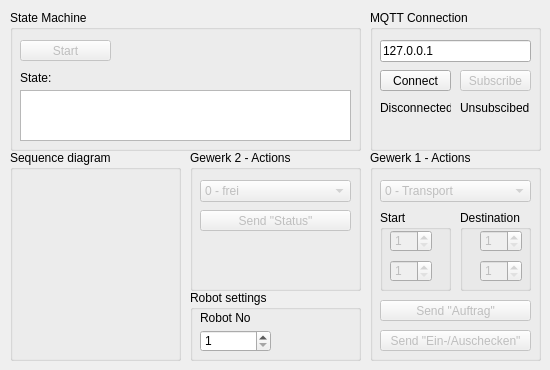
senes23/CommunicationDummys, file dummywindowgw2.ui: the form before one commit.
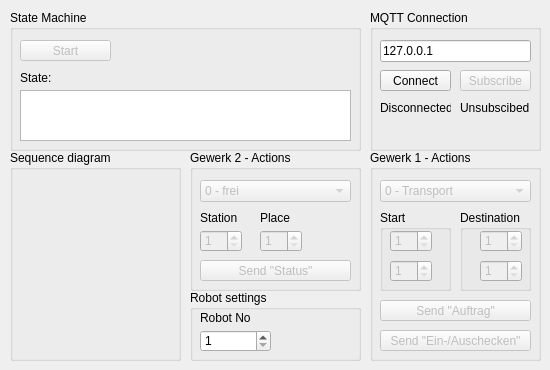
The form after the commit. Icons and pictures are not drawn.

Patch:
```diff
--- a/dummywindowgw2.ui
+++ b/dummywindowgw2.ui
@@ -402,6 +402,44 @@
      </property>
     </item>
    </widget>
+   <widget class="QSpinBox" name="spinBox_7">
+    <property name="enabled">
+     <bool>false</bool>
+    </property>
+    <property name="geometry">
+     <rect>
+      <x>70</x>
+      <y>80</y>
+      <width>42</width>
+      <height>22</height>
+     </rect>
+    </property>
+    <property name="minimum">
+     <number>1</number>
+    </property>
+    <property name="maximum">
+     <number>3</number>
+    </property>
+   </widget>
+   <widget class="QSpinBox" name="spinBox_6">
+    <property name="enabled">
+     <bool>false</bool>
+    </property>
+    <property name="geometry">
+     <rect>
+      <x>10</x>
+      <y>80</y>
+      <width>42</width>
+      <height>22</height>
+     </rect>
+    </property>
+    <property name="minimum">
+     <number>1</number>
+    </property>
+    <property name="maximum">
+     <number>10</number>
+    </property>
+   </widget>
    <widget class="QPushButton" name="pushButton_6">
     <property name="enabled">
      <bool>false</bool>
@@ -409,7 +447,7 @@
     <property name="geometry">
      <rect>
       <x>10</x>
-      <y>60</y>
+      <y>110</y>
       <width>151</width>
       <height>21</height>
      </rect>
@@ -418,6 +456,38 @@
      <string>Send &quot;Status&quot;</string>
     </property>
    </widget>
+   <widget class="QLabel" name="label_7">
+    <property name="geometry">
+     <rect>
+      <x>10</x>
+      <y>60</y>
+      <width>51</width>
+      <height>16</height>
+     </rect>
+    </property>
+    <property name="text">
+     <string>Station</string>
+    </property>
+    <property name="alignment">
+     <set>Qt::AlignLeading|Qt::AlignLeft|Qt::AlignVCenter</set>
+    </property>
+   </widget>
+   <widget class="QLabel" name="label_8">
+    <property name="geometry">
+     <rect>
+      <x>70</x>
+      <y>60</y>
+      <width>51</width>
+      <height>16</height>
+     </rect>
+    </property>
+    <property name="text">
+     <string>Place</string>
+    </property>
+    <property name="alignment">
+     <set>Qt::AlignLeading|Qt::AlignLeft|Qt::AlignVCenter</set>
+    </property>
+   </widget>
   </widget>
   <widget class="QGroupBox" name="groupBox_8">
    <property name="geometry">
```
